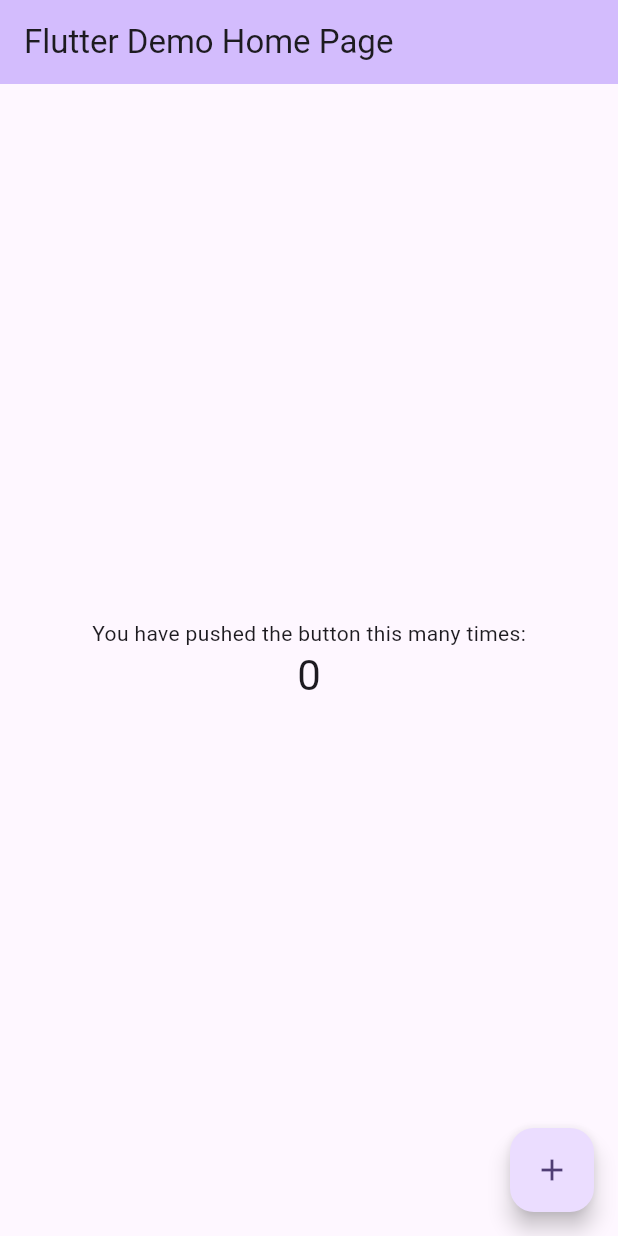
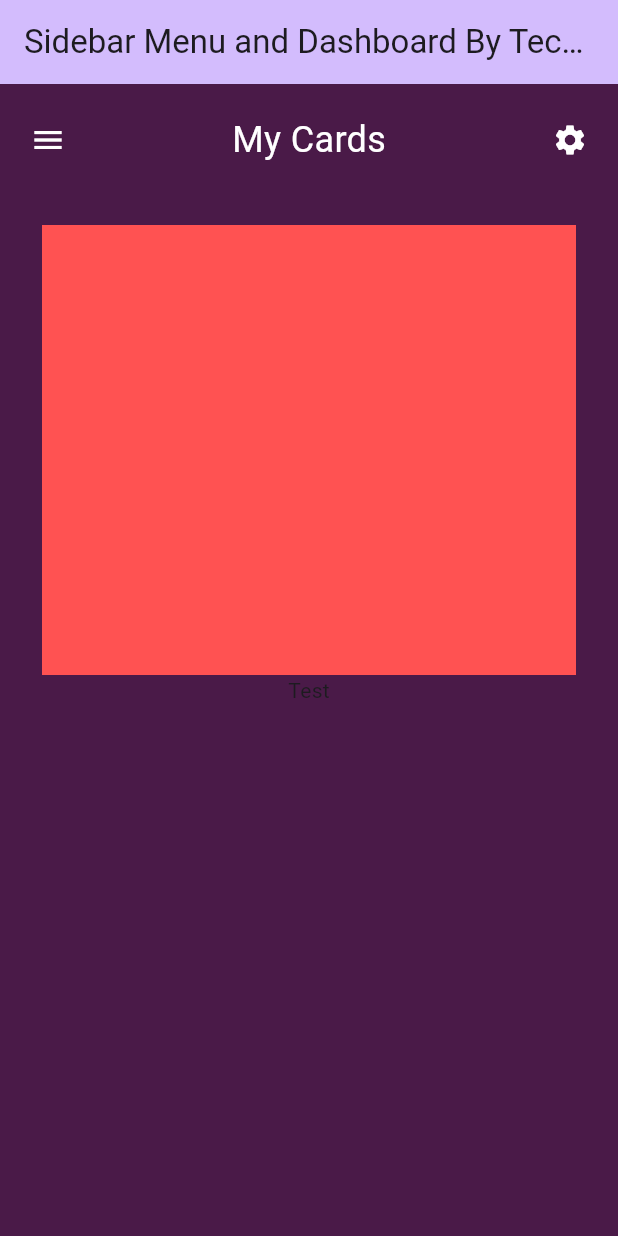
Before and after one commit to playgroundlk/sidebar_menu_and_dashboard_flutter_sdk_by_techieblossom, a Flutter app: the screen it shows after launch, on a phone screen of 412 x 824 dp. Run offline on Flutter 3.47's test engine with Material 3 defaults, Android fonts, the phone set to English and light mode, and no system bars.

Commit message:
Start tutorial

```diff
--- /dev/null
+++ b/lib/dashboard_page.dart
@@ -0,0 +1,212 @@
+import 'package:flutter/material.dart';
+
+class DashboardPage extends StatefulWidget {
+  const DashboardPage({
+    super.key,
+  });
+
+  @override
+  State<DashboardPage> createState() => _DashboardPageState();
+}
+
+class _DashboardPageState extends State<DashboardPage> with SingleTickerProviderStateMixin {
+  bool isCollapsed = true;
+  late double screenWidth, screenHeight;
+  final Duration duration = const Duration(milliseconds: 300);
+  late AnimationController _controller;
+  late Animation<double> _animation;
+  late Animation<Offset> _slideAnimation;
+
+  @override
+  void initState() {
+    super.initState();
+    _controller = AnimationController(vsync: this, duration: duration);
+    _animation = Tween<double>(begin: 1, end: 0.6).animate(_controller);
+    _slideAnimation = Tween<Offset>(begin: const Offset(-1, 0), end: const Offset(0, 0)).animate(_controller);
+  }
+
+  @override
+  void dispose() {
+    _controller.dispose();
+    super.dispose();
+  }
+
+  @override
+  Widget build(BuildContext context) {
+    Size size = MediaQuery.of(context).size;
+    screenHeight = size.height;
+    screenWidth = size.width;
+    return Scaffold(
+      backgroundColor: const Color(0xFF4A4A58),
+      body: Stack(
+        children: <Widget>[
+          menu(context),
+          dashboard(context),
+        ],
+      ),
+    );
+  }
+
+  Widget menu(context) {
+    return SlideTransition(
+      position: _slideAnimation,
+      child: const Padding(
+        padding: EdgeInsets.only(left: 16.0),
+        child: Align(
+          alignment: Alignment.centerLeft,
+          child: Column(
+            mainAxisSize: MainAxisSize.min,
+            mainAxisAlignment: MainAxisAlignment.spaceAround,
+            crossAxisAlignment: CrossAxisAlignment.start,
+            children: <Widget>[
+              Text(
+                "Dashboard",
+                style: TextStyle(
+                  color: Colors.white,
+                  fontSize: 22,
+                ),
+              ),
+              SizedBox(
+                height: 10,
+              ),
+              Text(
+                "Messages",
+                style: TextStyle(
+                  color: Colors.white,
+                  fontSize: 22,
+                ),
+              ),
+              SizedBox(
+                height: 10,
+              ),
+              Text(
+                "Utility Bills",
+                style: TextStyle(
+                  color: Colors.white,
+                  fontSize: 22,
+                ),
+              ),
+              SizedBox(
+                height: 10,
+              ),
+              Text(
+                "Funds Transfer",
+                style: TextStyle(
+                  color: Colors.white,
+                  fontSize: 22,
+                ),
+              ),
+              SizedBox(
+                height: 10,
+              ),
+              Text(
+                "Branches",
+                style: TextStyle(
+                  color: Colors.white,
+                  fontSize: 22,
+                ),
+              ),
+              SizedBox(
+                height: 10,
+              ),
+            ],
+          ),
+        ),
+      ),
+    );
+  }
+
+  Widget dashboard(context) {
+    return AnimatedPositioned(
+      top: 0,
+      bottom: 0,
+      left: isCollapsed ? 0 : 0.3 * screenWidth,
+      right: isCollapsed ? 0 : -0.4 * screenWidth,
+      duration: duration,
+      child: ScaleTransition(
+        scale: _animation,
+        child: Material(
+          // borderRadius: const BorderRadius.all(Radius.circular(40.0)),
+          elevation: 8,
+          color: const Color(0xFF4A1A48),
+          child: Container(
+            padding: const EdgeInsets.all(20.0),
+            child: Column(
+              children: [
+                Row(
+                  mainAxisAlignment: MainAxisAlignment.spaceBetween,
+                  mainAxisSize: MainAxisSize.max,
+                  children: [
+                    InkWell(
+                      child: const Icon(
+                        Icons.menu,
+                        color: Colors.white,
+                      ),
+                      onTap: () {
+                        setState(() {
+                          if (isCollapsed) {
+                            _controller.forward();
+                          } else {
+                            _controller.reverse();
+                          }
+
+                          isCollapsed = !isCollapsed;
+                        });
+                      },
+                    ),
+                    const Text(
+                      "My Cards",
+                      style: TextStyle(fontSize: 24, color: Colors.white),
+                    ),
+                    const Icon(
+                      Icons.settings,
+                      color: Colors.white,
+                    ),
+                  ],
+                ),
+                const SizedBox(
+                  height: 40,
+                ),
+                SizedBox(
+                  height: 300,
+                  width: 400,
+                  // height: 200,
+                  // width: 500,
+                  child: PageView(
+                    controller: PageController(viewportFraction: 1.0),
+                    scrollDirection: Axis.horizontal,
+                    pageSnapping: true,
+                    children: [
+                      Container(
+                        margin: const EdgeInsets.symmetric(horizontal: 8),
+                        color: Colors.redAccent,
+                        width: 300,
+                        height: 200,
+                      ),
+                      Container(
+                        margin: const EdgeInsets.symmetric(horizontal: 8),
+                        color: Colors.blueAccent,
+                        width: 300,
+                        height: 200,
+                      ),
+                      Container(
+                        margin: const EdgeInsets.symmetric(horizontal: 8),
+                        color: Colors.greenAccent,
+                        width: 300,
+                        height: 200,
+                      ),
+                    ],
+                  ),
+                ),
+                const Expanded(
+                  flex: 10,
+                  child: Text("Test"),
+                ),
+              ],
+            ),
+          ),
+        ),
+      ),
+    );
+  }
+}
--- /dev/null
+++ b/lib/home_page.dart
@@ -0,0 +1,27 @@
+import 'package:flutter/material.dart';
+import 'dashboard_page.dart';
+
+class HomePage extends StatefulWidget {
+  const HomePage({
+    super.key,
+    required this.title,
+  });
+
+  final String title;
+
+  @override
+  State<HomePage> createState() => _HomePageState();
+}
+
+class _HomePageState extends State<HomePage> {
+  @override
+  Widget build(BuildContext context) {
+    return Scaffold(
+      appBar: AppBar(
+        backgroundColor: Theme.of(context).colorScheme.inversePrimary,
+        title: Text(widget.title),
+      ),
+      body: const DashboardPage(),
+    );
+  }
+}
--- a/lib/main.dart
+++ b/lib/main.dart
@@ -1,68 +1,32 @@
 import 'package:flutter/material.dart';
+import 'home_page.dart';
 
 void main() {
-  runApp(const MyApp());
+  runApp(
+    const SidebarMenuAndDashboard(),
+  );
 }
 
-class MyApp extends StatelessWidget {
-  const MyApp({super.key});
+class SidebarMenuAndDashboard extends StatelessWidget {
+  const SidebarMenuAndDashboard({
+    super.key,
+  });
+
+  final String appTitle = "Sidebar Menu and Dashboard By Techie Blossom";
 
   @override
   Widget build(BuildContext context) {
     return MaterialApp(
-      title: 'Flutter Demo',
+      debugShowCheckedModeBanner: false,
+      title: appTitle,
       theme: ThemeData(
-        colorScheme: ColorScheme.fromSeed(seedColor: Colors.deepPurple),
+        colorScheme: ColorScheme.fromSeed(
+          seedColor: Colors.deepPurple,
+        ),
         useMaterial3: true,
       ),
-      home: const MyHomePage(title: 'Flutter Demo Home Page'),
-    );
-  }
-}
-
-class MyHomePage extends StatefulWidget {
-  const MyHomePage({super.key, required this.title});
-
-  final String title;
-
-  @override
-  State<MyHomePage> createState() => _MyHomePageState();
-}
-
-class _MyHomePageState extends State<MyHomePage> {
-  int _counter = 0;
-
-  void _incrementCounter() {
-    setState(() {
-      _counter++;
-    });
-  }
-
-  @override
-  Widget build(BuildContext context) {
-    return Scaffold(
-      appBar: AppBar(
-        backgroundColor: Theme.of(context).colorScheme.inversePrimary,
-        title: Text(widget.title),
-      ),
-      body: Center(
-        child: Column(
-          mainAxisAlignment: MainAxisAlignment.center,
-          children: <Widget>[
-            const Text(
-              'You have pushed the button this many times:',
-            ),
-            Text(
-              '$_counter',
-              style: Theme.of(context).textTheme.headlineMedium,
-            ),
-          ],
-        ),
-      ),
-      floatingActionButton: FloatingActionButton(
-        onPressed: _incrementCounter,
-        tooltip: 'Increment',
-        child: const Icon(Icons.add),
+      home: HomePage(
+        title: appTitle,
       ),
     );
   }
```
